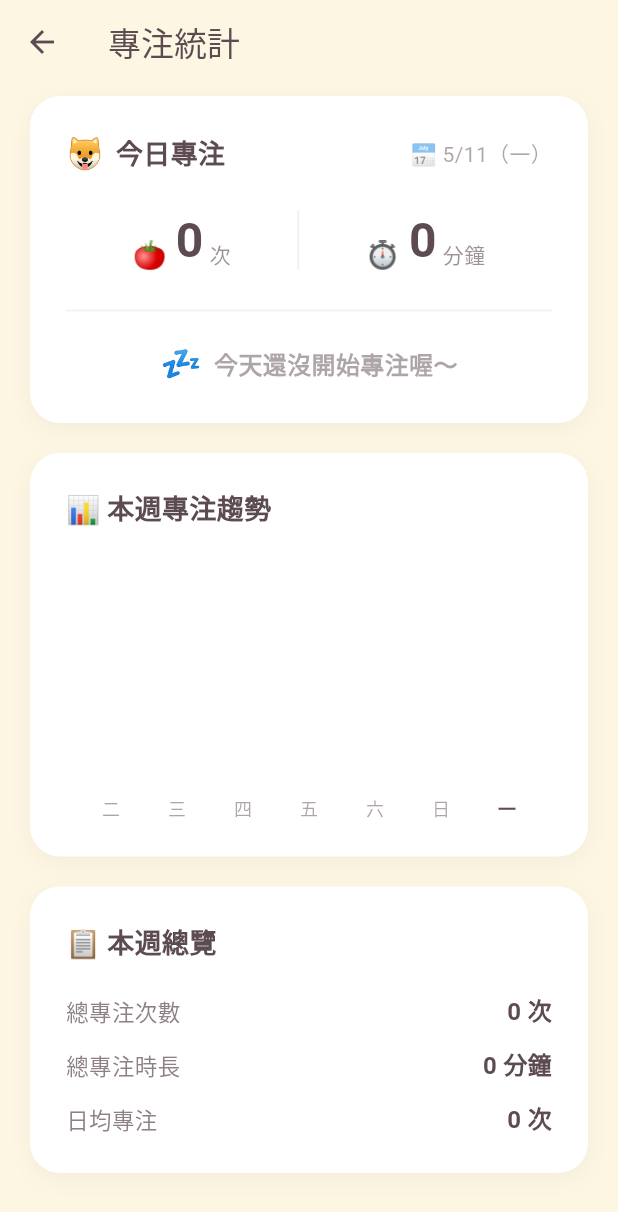
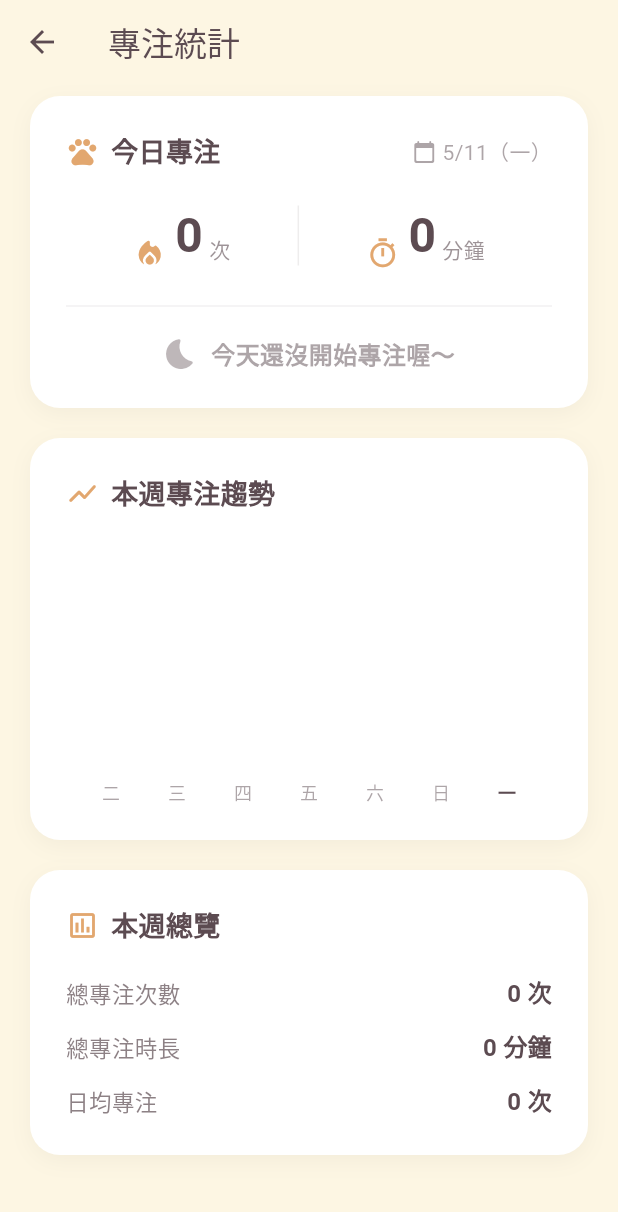
Before and after one commit to s1357964s-tech/luffy-focus, a Flutter app: the StatisticsScreen screen opened directly, on a phone screen of 412 x 824 dp. Shown: the top 1212 px of the screen. Run offline on Flutter 3.47's test engine with Material 3 defaults, Android fonts, the phone set to English and light mode, and no system bars; our stand-ins replace flutter_local_notifications, shared_preferences; accounts and stored records are empty.

Commit message:
feat: 新增統計頁面 Material Icons、更新截圖素材、清理 mock 資料

```diff
--- a/lib/views/statistics_screen.dart
+++ b/lib/views/statistics_screen.dart
@@ -92,7 +92,7 @@ class StatisticsScreen extends StatelessWidget {
             children: [
               const Row(
                 children: [
-                  Text('🐶', style: TextStyle(fontSize: 20)),
+                  Icon(Icons.pets, size: 22, color: AppConstants.primaryButtonColor),
                   SizedBox(width: 8),
                   Text(
                     '今日專注',
@@ -104,12 +104,19 @@ class StatisticsScreen extends StatelessWidget {
                   ),
                 ],
               ),
+              Row(
+                children: [
+                  Icon(Icons.calendar_today_rounded, size: 16,
+                    color: AppConstants.primaryTextColor.withOpacity(0.5)),
+                  SizedBox(width: 4),
                   Text(
-                '📅 $dateStr',
+                    dateStr,
                     style: TextStyle(
                       fontSize: 14,
                       color: AppConstants.primaryTextColor.withOpacity(0.5),
                     ),
+                  ),
+                ],
               ),
             ],
           ),
@@ -119,13 +126,13 @@ class StatisticsScreen extends StatelessWidget {
           Row(
             mainAxisAlignment: MainAxisAlignment.spaceEvenly,
             children: [
-              _buildStatItem('🍅', '$todayCount', '次'),
+              _buildStatItem(Icons.local_fire_department_rounded, '$todayCount', '次'),
               Container(
                 width: 1,
                 height: 40,
                 color: AppConstants.primaryTextColor.withOpacity(0.1),
               ),
-              _buildStatItem('⏱', '$todayMinutes', '分鐘'),
+              _buildStatItem(Icons.timer_outlined, '$todayMinutes', '分鐘'),
             ],
           ),
 
@@ -138,9 +145,12 @@ class StatisticsScreen extends StatelessWidget {
           Row(
             mainAxisAlignment: MainAxisAlignment.center,
             children: [
-              Text(
-                streak > 0 ? '🔥' : '💤',
-                style: const TextStyle(fontSize: 22),
+              Icon(
+                streak > 0 ? Icons.whatshot_rounded : Icons.bedtime_rounded,
+                size: 24,
+                color: streak > 0
+                    ? AppConstants.streakFireColor
+                    : AppConstants.primaryTextColor.withOpacity(0.4),
               ),
               const SizedBox(width: 8),
               Text(
@@ -160,14 +170,14 @@ class StatisticsScreen extends StatelessWidget {
     );
   }
 
-  /// 數據項（數字 + 單位）
-  Widget _buildStatItem(String emoji, String value, String unit) {
+  /// 數據項（圖示 + 數字 + 單位）
+  Widget _buildStatItem(IconData icon, String value, String unit) {
     return Column(
       children: [
         Row(
           crossAxisAlignment: CrossAxisAlignment.end,
           children: [
-            Text(emoji, style: const TextStyle(fontSize: 18)),
+            Icon(icon, size: 22, color: AppConstants.primaryButtonColor),
             const SizedBox(width: 6),
             Text(
               value,
@@ -217,13 +227,19 @@ class StatisticsScreen extends StatelessWidget {
       child: Column(
         crossAxisAlignment: CrossAxisAlignment.start,
         children: [
-          const Text(
-            '📊 本週專注趨勢',
+          const Row(
+            children: [
+              Icon(Icons.show_chart_rounded, size: 22, color: AppConstants.primaryButtonColor),
+              SizedBox(width: 8),
+              Text(
+                '本週專注趨勢',
                 style: TextStyle(
                   fontSize: 18,
                   fontWeight: FontWeight.bold,
                   color: AppConstants.primaryTextColor,
                 ),
+              ),
+            ],
           ),
           const SizedBox(height: 24),
           SizedBox(
@@ -261,13 +277,19 @@ class StatisticsScreen extends StatelessWidget {
       child: Column(
         crossAxisAlignment: CrossAxisAlignment.start,
         children: [
-          const Text(
-            '📋 本週總覽',
+          const Row(
+            children: [
+              Icon(Icons.assessment_outlined, size: 22, color: AppConstants.primaryButtonColor),
+              SizedBox(width: 8),
+              Text(
+                '本週總覽',
                 style: TextStyle(
                   fontSize: 18,
                   fontWeight: FontWeight.bold,
                   color: AppConstants.primaryTextColor,
                 ),
+              ),
+            ],
           ),
           const SizedBox(height: 20),
           _buildOverviewRow('總專注次數', '${summary.count} 次'),
```
Also changed, not shown: lib/services/storage_service.dart (+56 -14 lines), AppStore_Assets/Screenshots_6.7/01_home.png (added), AppStore_Assets/Screenshots_6.7/02_focusing.png (added), AppStore_Assets/Screenshots_6.7/03_statistics.png (added), AppStore_Assets/Screenshots_6.7/04_history.png (added), 1 other file. Lines whose indentation alone changed are shown as unchanged.
